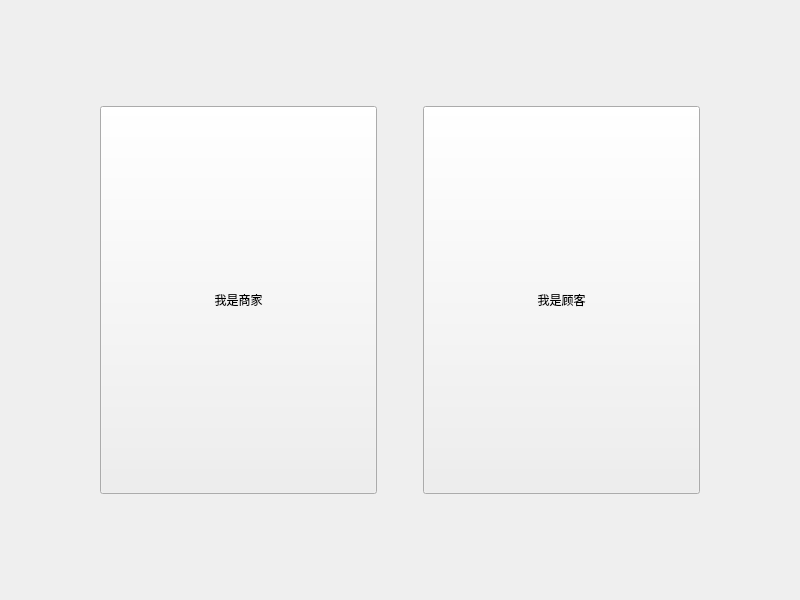
Hami-8/DataBase-HomeWork, file loginwindow.ui: the form before one commit.
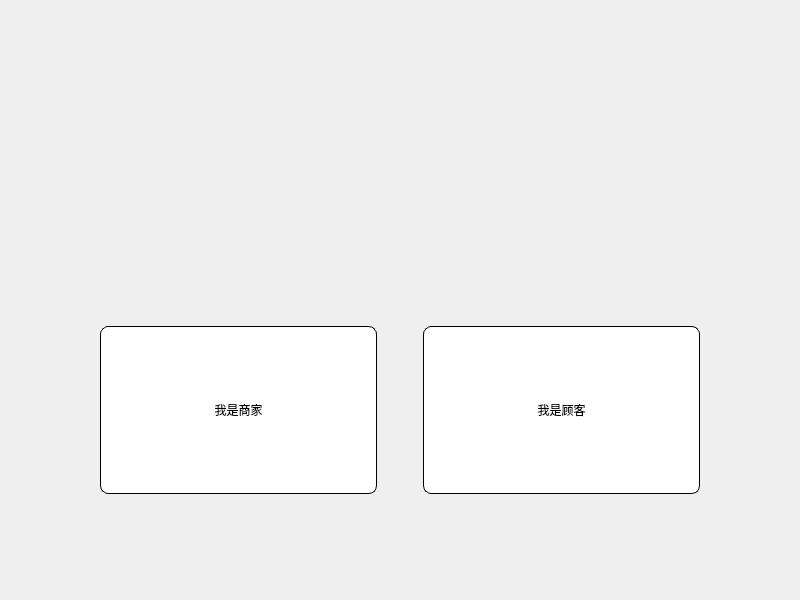
The form after the commit. Icons and pictures are not drawn.

Patch:
```diff
--- a/loginwindow.ui
+++ b/loginwindow.ui
@@ -19,6 +19,47 @@
   <property name="windowTitle">
    <string>Form</string>
   </property>
+  <property name="styleSheet">
+   <string notr="true">QWidget#LoginWindow{
+	border-image: url(:/picture/6.png);
+	
+}
+
+QLabel{
+
+	
+	font: 12pt &quot;华光标题宋_CNKI&quot;;
+font: 12pt &quot;华光综艺_CNKI&quot;;
+}
+QLineEdit{
+	background-color: rgb(245, 245, 245);
+	padding-left: 16px;
+	border-radius: 8px;
+font: 12pt;
+}
+/* 设置按钮样式 */
+QPushButton {
+    background-color: white;
+    color: black; /* 红色 */
+    border: 1px solid black;  /*红色边框 */
+    border-radius: 8px;
+    /*padding: 8px 16px;*/
+	font: 12pt &quot;华光综艺_CNKI&quot;;
+width: 3.5em; /* 设置按钮的宽度为字体大小的1.2倍 */
+    height: 2em; /* 设置按钮的高度为字体大小的1.2倍 */
+}
+
+QPushButton:hover {
+    background-color: #ff7875; /* 深红色 */
+    color: white;
+}
+
+QPushButton:pressed {
+    background-color: #d32f2f; /* 点击时的深红色 */
+    color: white;
+}
+</string>
+  </property>
   <layout class="QVBoxLayout" name="verticalLayout">
    <item>
     <widget class="QWidget" name="widget_2" native="true">
@@ -41,7 +82,7 @@
      <property name="sizeHint" stdset="0">
       <size>
        <width>80</width>
-       <height>80</height>
+       <height>300</height>
       </size>
      </property>
     </spacer>
```
